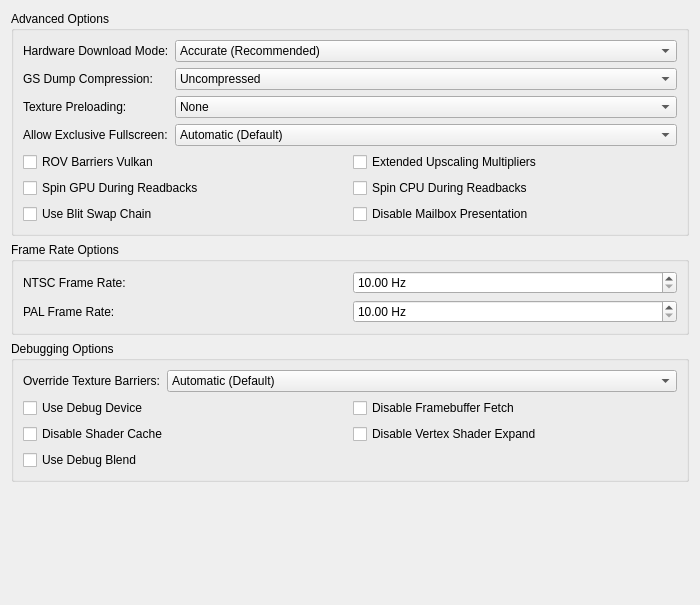
Qt form pcsx2-qt/Settings/GraphicsAdvancedSettingsTab.ui (PCSX2/pcsx2) before a commit.
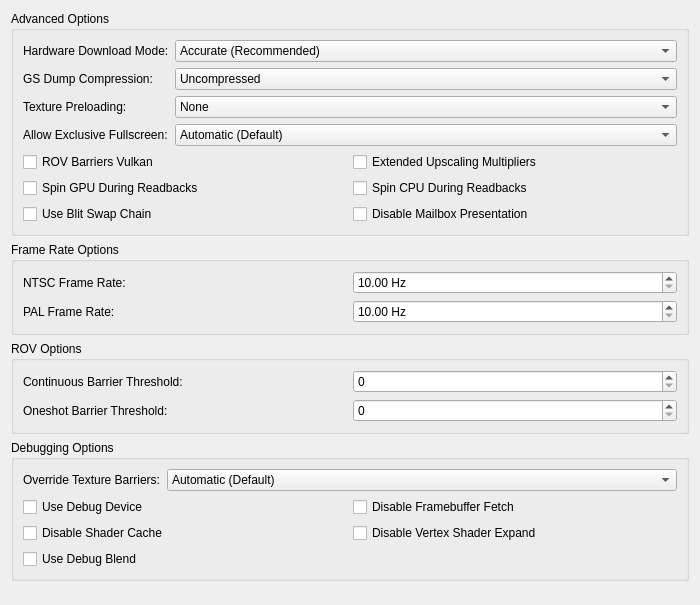
The same form after that commit.

Commit message: GS/HW: Continuous and oneshot ROV heuristics.

Patch:
```diff
--- a/pcsx2-qt/Settings/GraphicsAdvancedSettingsTab.ui
+++ b/pcsx2-qt/Settings/GraphicsAdvancedSettingsTab.ui
@@ -262,6 +262,55 @@
      </layout>
     </widget>
    </item>
+   <item>
+    <widget class="QGroupBox" name="rovOptions">
+     <property name="title">
+      <string>ROV Options</string>
+     </property>
+     <layout class="QGridLayout" name="rovOptionsFormLayout">
+      <item row="0" column="0">
+       <widget class="QLabel" name="rovContinuousBarriersLabel">
+        <property name="text">
+         <string>Continuous Barrier Threshold:</string>
+        </property>
+        <property name="buddy">
+         <cstring>rovContinuousBarriers</cstring>
+        </property>
+       </widget>
+      </item>
+      <item row="0" column="1">
+       <widget class="QSpinBox" name="rovContinuousBarriers">
+        <property name="minimum">
+         <number>0</number>
+        </property>
+        <property name="maximum">
+         <number>999999999</number>
+        </property>
+       </widget>
+      </item>
+      <item row="1" column="0">
+       <widget class="QLabel" name="rovOneshotBarriersLabel">
+        <property name="text">
+         <string>Oneshot Barrier Threshold:</string>
+        </property>
+        <property name="buddy">
+         <cstring>rovOneshotBarriers</cstring>
+        </property>
+       </widget>
+      </item>
+      <item row="1" column="1">
+       <widget class="QSpinBox" name="rovOneshotBarriers">
+        <property name="minimum">
+         <number>0</number>
+        </property>
+        <property name="maximum">
+         <number>999999999</number>
+        </property>
+       </widget>
+      </item>
+     </layout>
+    </widget>
+   </item>
    <item>
     <widget class="QGroupBox" name="debuggingOptions">
      <property name="sizePolicy">
```
Left out of the diff: 2 changed lines with no effect on the pictures. The commit also changes 20 other files.
